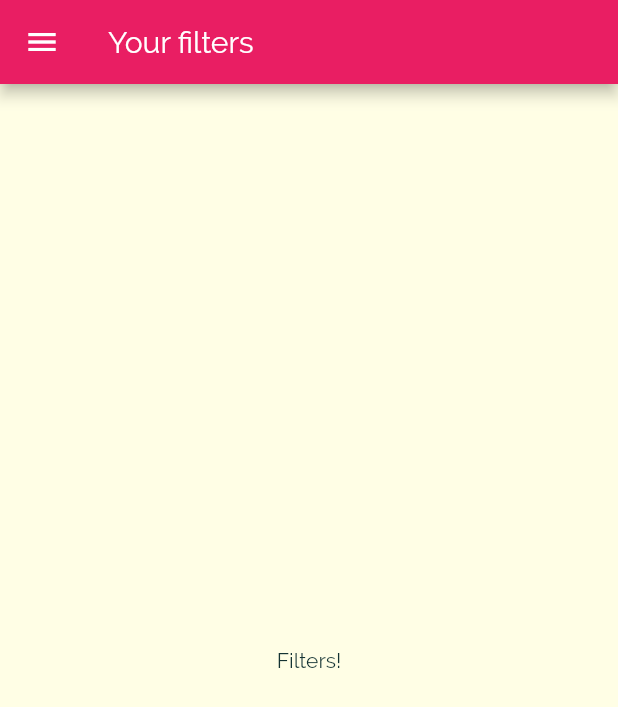
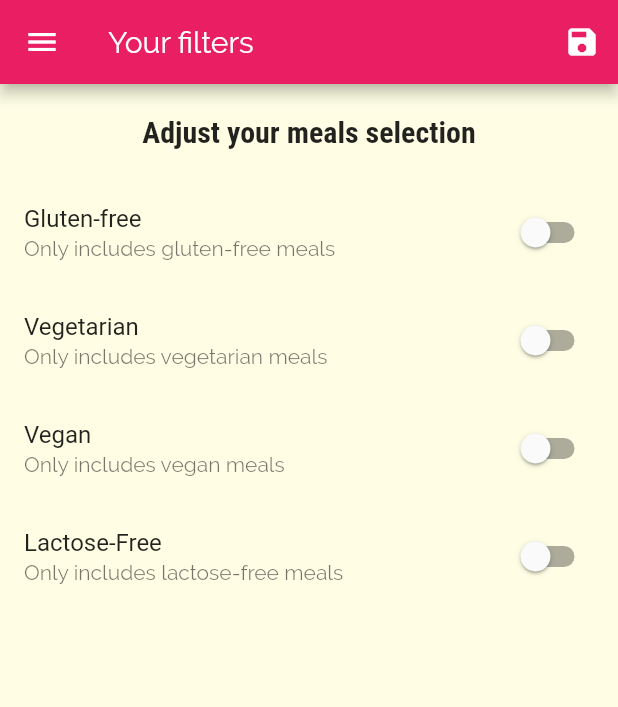
Before and after one commit to IsmailElShinnawy/meals-app, a Flutter app: the FiltersScreen screen opened by its route, on a phone screen of 412 x 824 dp. Shown: the top 707 px of the screen. Run offline on Flutter 3.47's test engine with Material 2 defaults, Android fonts, the phone set to English and light mode, and no system bars.

Commit message:
added filters and favorites - L183

```diff
--- a/lib/main.dart
+++ b/lib/main.dart
@@ -1,14 +1,63 @@
 import 'package:flutter/material.dart';
 
+import './dummy_data.dart';
 import './screens/tabs_screen.dart';
 import './screens/meal_detail_screen.dart';
 import './screens/category_meals_screen.dart';
 import './screens/categories_screen.dart';
 import './screens/filters_screen.dart';
+import './models/meal.dart';
 
 void main() => runApp(MyApp());
 
-class MyApp extends StatelessWidget {
+class MyApp extends StatefulWidget {
+  @override
+  _MyAppState createState() => _MyAppState();
+}
+
+class _MyAppState extends State<MyApp> {
+  Map<String, bool> _filters = {
+    'gluten': false,
+    'lactose': false,
+    'vegetarian': false,
+    'vegan': false,
+  };
+
+  List<Meal> _availableMeals = DUMMY_MEALS;
+  List<Meal> _favoritedMeals = [];
+
+  void _setFilters(Map<String, bool> filters) {
+    setState(() {
+      _filters = filters;
+
+      _availableMeals = DUMMY_MEALS.where((meal) {
+        if (_filters['gluten'] && !meal.isGlutenFree) return false;
+        if (_filters['lactose'] && !meal.isLactoseFree) return false;
+        if (_filters['vegetarian'] && !meal.isVegetarian) return false;
+        if (_filters['vegan'] && !meal.isVegan) return false;
+        return true;
+      }).toList();
+    });
+  }
+
+  void _toggleFavorite(String mealId) {
+    final idx = _favoritedMeals.indexWhere((meal) => meal.id == mealId);
+    if (idx >= 0) {
+      setState(() {
+        _favoritedMeals.removeAt(idx);
+      });
+    } else {
+      setState(() {
+        _favoritedMeals
+            .add(DUMMY_MEALS.firstWhere((meal) => meal.id == mealId));
+      });
+    }
+  }
+
+  bool _isMealFavorite(String mealId) {
+    return _favoritedMeals.any((meal) => meal.id == mealId);
+  }
+
   @override
   Widget build(BuildContext context) {
     return MaterialApp(
@@ -31,10 +80,12 @@ class MyApp extends StatelessWidget {
       // home: CategoriesScreen(),
       initialRoute: '/',
       routes: {
-        '/': (_) => TabsScreen(),
-        CategoryMealsScreen.routeName: (_) => CategoryMealsScreen(),
-        MealDetailScreen.routeName: (_) => MealDetailScreen(),
-        FiltersScreen.routeName: (_) => FiltersScreen(),
+        '/': (_) => TabsScreen(_favoritedMeals),
+        CategoryMealsScreen.routeName: (_) =>
+            CategoryMealsScreen(_availableMeals),
+        MealDetailScreen.routeName: (_) =>
+            MealDetailScreen(_toggleFavorite, _isMealFavorite),
+        FiltersScreen.routeName: (_) => FiltersScreen(_filters, _setFilters),
       },
       // onGenerateRoute: (settings) {
       //   print(settings.arguments);
--- a/lib/screens/filters_screen.dart
+++ b/lib/screens/filters_screen.dart
@@ -2,18 +2,101 @@ import 'package:flutter/material.dart';
 
 import '../widgets/main_drawer.dart';
 
-class FiltersScreen extends StatelessWidget {
+class FiltersScreen extends StatefulWidget {
   static const routeName = '/filters';
+
+  final Function saveFilters;
+  final Map<String, bool> chosenFilters;
+
+  FiltersScreen(this.chosenFilters, this.saveFilters);
+
+  @override
+  _FiltersScreenState createState() => _FiltersScreenState();
+}
+
+class _FiltersScreenState extends State<FiltersScreen> {
+  bool _glutenFree;
+  bool _vegetarian;
+  bool _vegan;
+  bool _lactoseFree;
+
+  @override
+  void initState() {
+    super.initState();
+    _glutenFree = widget.chosenFilters['gluten'];
+    _lactoseFree = widget.chosenFilters['lactose'];
+    _vegetarian = widget.chosenFilters['vegetarian'];
+    _vegan = widget.chosenFilters['vegan'];
+  }
+
+  Widget buildSwitchListTile(
+      String title, String subtitle, bool value, Function onChangeHandler) {
+    return SwitchListTile(
+      title: Text(title),
+      subtitle: Text(subtitle),
+      value: value,
+      onChanged: onChangeHandler,
+    );
+  }
 
   @override
   Widget build(BuildContext context) {
     return Scaffold(
       appBar: AppBar(
         title: Text('Your filters'),
+        actions: [
+          IconButton(
+            onPressed: () => widget.saveFilters({
+              'gluten': _glutenFree,
+              'vegetarian': _vegetarian,
+              'lactose': _lactoseFree,
+              'vegan': _vegan,
+            }),
+            icon: Icon(Icons.save),
+          )
+        ],
       ),
       drawer: MainDrawer(),
-      body: Center(
-        child: Text('Filters!'),
+      body: Column(
+        children: [
+          Container(
+            padding: EdgeInsets.all(20),
+            child: Text(
+              'Adjust your meals selection',
+              style: Theme.of(context).textTheme.title,
+            ),
+          ),
+          Expanded(
+            child: ListView(
+              children: [
+                buildSwitchListTile(
+                  'Gluten-free',
+                  'Only includes gluten-free meals',
+                  _glutenFree,
+                  (newVal) => setState(() => _glutenFree = newVal),
+                ),
+                buildSwitchListTile(
+                  'Vegetarian',
+                  'Only includes vegetarian meals',
+                  _vegetarian,
+                  (newVal) => setState(() => _vegetarian = newVal),
+                ),
+                buildSwitchListTile(
+                  'Vegan',
+                  'Only includes vegan meals',
+                  _vegan,
+                  (newVal) => setState(() => _vegan = newVal),
+                ),
+                buildSwitchListTile(
+                  'Lactose-Free',
+                  'Only includes lactose-free meals',
+                  _lactoseFree,
+                  (newVal) => setState(() => _lactoseFree = newVal),
+                ),
+              ],
+            ),
+          )
+        ],
       ),
     );
   }
--- a/lib/widgets/meal_item.dart
+++ b/lib/widgets/meal_item.dart
@@ -47,7 +47,10 @@ class MealItem extends StatelessWidget {
   }
 
   void selectMeal(BuildContext context) {
-    Navigator.of(context).pushNamed(MealDetailScreen.routeName, arguments: id);
+    Navigator.of(context).pushNamed(
+      MealDetailScreen.routeName,
+      arguments: id,
+    );
   }
 
   @override
```
Also changed, not shown: lib/screens/category_meals_screen.dart (+43 -15 lines), lib/screens/favorites_screen.dart (+22 -3 lines), lib/screens/meal_detail_screen.dart (+13 -0 lines), lib/screens/tabs_screen.dart (+21 -5 lines).
